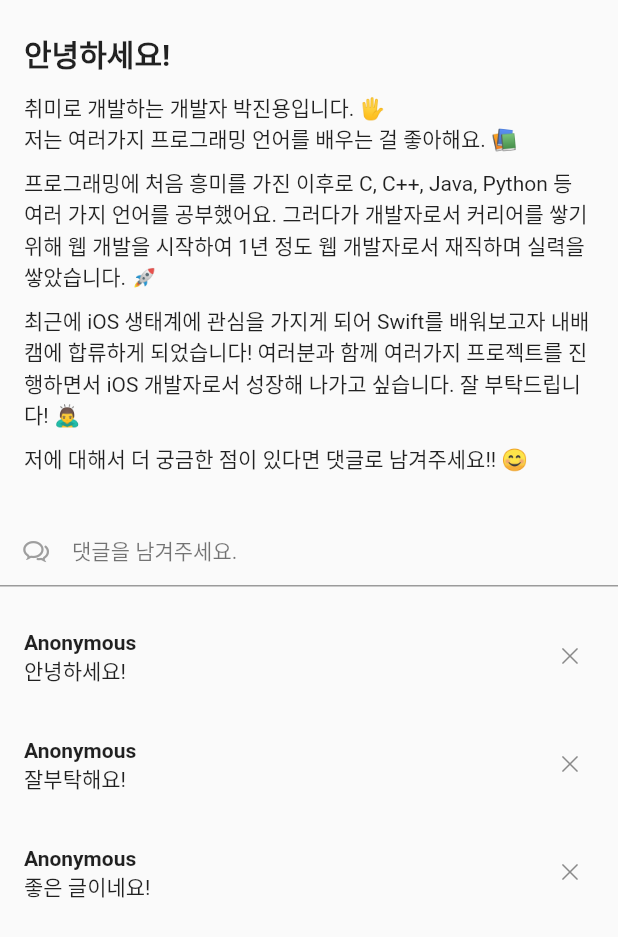
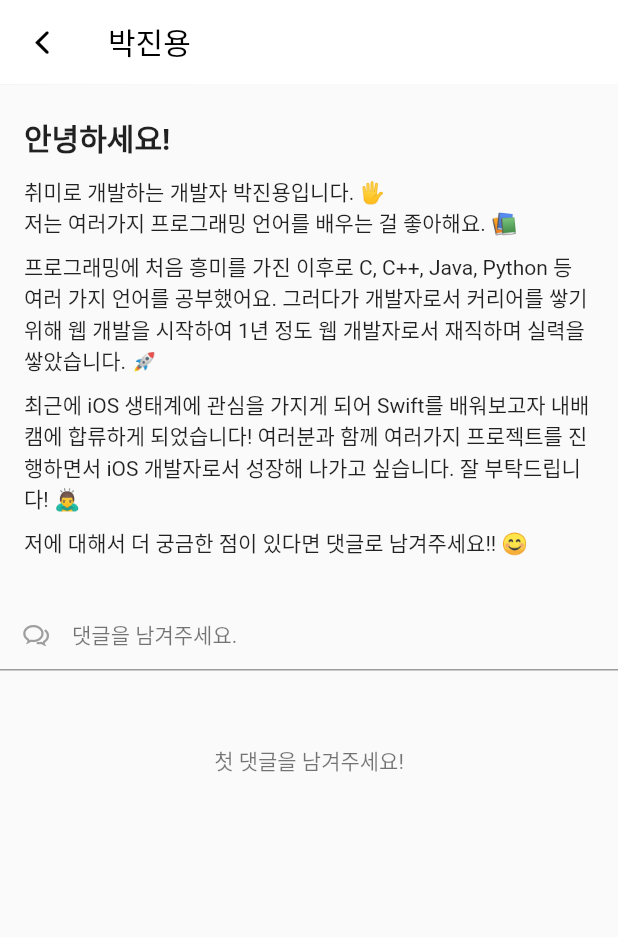
Before and after one commit to nbcamp/introduce-e1if, a Flutter app: the JinyongScreen screen opened directly, on a phone screen of 412 x 824 dp. Shown: the top 937 px of the screen. Run offline on Flutter 3.47's test engine with Material 2 defaults, Android fonts, the light colour scheme and no system bars; our stand-ins replace shared_preferences, webview_flutter; accounts and stored records are empty; network calls fail.

Commit message:
Main 페이지 작성 및 shared preferences 추가

```diff
--- a/lib/main.dart
+++ b/lib/main.dart
@@ -1,18 +1,118 @@
 import 'package:flutter/material.dart';
+import 'package:introduce_e1if/models/member.dart';
 import 'package:introduce_e1if/screens/jinyong.dart';
+import 'package:introduce_e1if/services/comment.dart';
+import 'package:introduce_e1if/widgets/header.dart';
+import 'package:introduce_e1if/widgets/member_tile.dart';
+import 'package:introduce_e1if/widgets/paragraph.dart';
+import 'package:provider/provider.dart';
+import 'package:shared_preferences/shared_preferences.dart';
 
-void main() {
-  runApp(const MainApp());
+void main() async {
+  WidgetsFlutterBinding.ensureInitialized();
+  SharedPreferences pref = await SharedPreferences.getInstance();
+
+  runApp(MultiProvider(
+    providers: [
+      ChangeNotifierProvider(
+        create: (_) => CommentService(
+          save: (payload) => pref.setString('comments', payload),
+          load: () => Future.value(pref.getString('comments')),
+        ),
+      ),
+    ],
+    child: MainApp(),
+  ));
 }
 
 class MainApp extends StatelessWidget {
-  const MainApp({super.key});
+  MainApp({super.key});
+
+  final List<Member> members = [
+    Member(
+      name: '박진용',
+      mbti: 'ISTP',
+      role: '팀장',
+      tmi: '운전면허 따는 중입니다',
+      blog: 'jinyongp.dev',
+      widget: const JinyongScreen(),
+      github: 'github.com/jinyongp',
+      profile:
+          'https://ca.slack-edge.com/T043597JK8V-U05DNT33RMG-149b84f4be03-512',
+    ),
+    Member(
+      name: '원성준',
+      mbti: 'ISFJ',
+      role: '팀원',
+      tmi: '고양이를 매우 좋아합니다',
+      blog: 'velog.io/@tjdwns575859',
+      github: 'github.com/dnjs012452',
+      profile:
+          'https://ca.slack-edge.com/T043597JK8V-U05D7U63WDA-a33633dd164f-512',
+    ),
+    Member(
+      name: '김상훈',
+      mbti: 'ENFJ',
+      role: '팀원',
+      tmi: '정크푸드를 좋아합니다',
+      blog: 'sanc93.github.io',
+      github: 'github.com/sanc93',
+      profile:
+          'https://ca.slack-edge.com/T043597JK8V-U05A2T9E5UP-2a1f31c8c5ff-512',
+    ),
+    Member(
+      name: '장가겸',
+      mbti: 'ISFP',
+      role: '팀원',
+      tmi: '귀여운 고양이 한 마리를 키웁니다',
+      blog: 'velog.io/@rkrua0418',
+      github: 'github.com/rkrua',
+      profile:
+          'https://ca.slack-edge.com/T043597JK8V-U059UCE8EEB-6804775942c0-512',
+    ),
+    Member(
+      name: '김귀아',
+      mbti: 'ISFJ',
+      role: '팀원',
+      tmi: '저는 집순이입니다.',
+      blog: '',
+      github: 'github.com/kiakim01',
+      profile:
+          'https://ca.slack-edge.com/T043597JK8V-U05D6G5MADS-4ec3ce18cdf8-512',
+    ),
+  ];
 
   @override
   Widget build(BuildContext context) {
-    return const MaterialApp(
+    return MaterialApp(
       debugShowCheckedModeBanner: false,
-      home: JinyongScreen(),
+      home: Scaffold(
+        body: SafeArea(
+          child: SingleChildScrollView(
+            physics: const BouncingScrollPhysics(),
+            child: Container(
+              padding: const EdgeInsets.symmetric(horizontal: 16),
+              child: Column(
+                crossAxisAlignment: CrossAxisAlignment.start,
+                children: [
+                  const Center(child: Header('팀 소개')),
+                  const Paragraph([
+                    '팀 소개입니다~~',
+                    '팀 소개입니다~~',
+                    '팀 소개입니다~~',
+                    '팀 소개입니다~~',
+                  ]),
+                  const SizedBox(height: 20),
+                  const Center(child: Header('팀원 소개')),
+                  ...members.map(
+                    (member) => MemberTile(member),
+                  )
+                ],
+              ),
+            ),
+          ),
+        ),
+      ),
     );
   }
 }
--- /dev/null
+++ b/lib/models/member.dart
@@ -0,0 +1,23 @@
+import 'package:flutter/material.dart';
+
+class Member {
+  final String name;
+  final String mbti;
+  final String tmi;
+  final String role;
+  final String blog;
+  final String github;
+  final String profile;
+  final Widget? widget;
+
+  Member({
+    required this.name,
+    required this.mbti,
+    required this.tmi,
+    required this.role,
+    required this.blog,
+    required this.github,
+    required this.profile,
+    this.widget,
+  });
+}
--- a/lib/screens/jinyong.dart
+++ b/lib/screens/jinyong.dart
@@ -1,8 +1,11 @@
+import 'package:flutter/cupertino.dart';
 import 'package:flutter/material.dart';
 import 'package:introduce_e1if/models/comment.dart';
+import 'package:introduce_e1if/services/comment.dart';
 import 'package:introduce_e1if/widgets/comments.dart';
 import 'package:introduce_e1if/widgets/header.dart';
 import 'package:introduce_e1if/widgets/paragraph.dart';
+import 'package:provider/provider.dart';
 
 class JinyongScreen extends StatefulWidget {
   const JinyongScreen({super.key});
@@ -20,7 +23,21 @@ class _JinyongScreenState extends State<JinyongScreen> {
 
   @override
   Widget build(BuildContext context) {
+    return Consumer<CommentService>(builder: (context, commentService, child) {
+      var UseState(:comments, :setState) = commentService.useState('박진용');
+
       return Scaffold(
+        appBar: AppBar(
+          leading: IconButton(
+            onPressed: () => Navigator.pop(context),
+            color: Colors.black,
+            icon: const Icon(CupertinoIcons.back),
+          ),
+          title: const Text('박진용'),
+          foregroundColor: Colors.black,
+          elevation: 0.1,
+          backgroundColor: Colors.white,
+        ),
         body: SafeArea(
           child: SingleChildScrollView(
             child: Column(
@@ -56,7 +73,7 @@ class _JinyongScreenState extends State<JinyongScreen> {
                       return;
                     }
                     setState(() {
-                    comments = [
+                      return [
                         Comment(
                           id: DateTime.now().toString(),
                           author: 'Anonymous',
@@ -68,8 +85,9 @@ class _JinyongScreenState extends State<JinyongScreen> {
                   },
                   onDelete: (id) {
                     setState(() {
-                    comments =
-                        comments.where((comment) => comment.id != id).toList();
+                      return comments
+                          .where((comment) => comment.id != id)
+                          .toList();
                     });
                   },
                 ),
@@ -78,5 +96,6 @@ class _JinyongScreenState extends State<JinyongScreen> {
           ),
         ),
       );
+    });
   }
 }
--- /dev/null
+++ b/lib/services/comment.dart
@@ -0,0 +1,68 @@
+import 'dart:convert';
+
+import 'package:flutter/material.dart';
+import 'package:introduce_e1if/models/comment.dart';
+
+class UseState {
+  final List<Comment> comments;
+  final void Function(List<Comment> Function()) setState;
+
+  UseState({
+    required this.comments,
+    required this.setState,
+  });
+}
+
+class CommentService extends ChangeNotifier {
+  final Map<String, List<Comment>> _comments = {};
+  final Future<void> Function(String payload)? save;
+  final Future<String?> Function()? load;
+
+  CommentService({
+    this.save,
+    this.load,
+  }) {
+    try {
+      _load().then((_) => notifyListeners());
+    } catch (error) {
+      // ignore
+    }
+  }
+
+  UseState useState(String name) {
+    return UseState(
+      comments: List.unmodifiable(_comments[name] ?? []),
+      setState: (newComments) {
+        _comments[name] = newComments();
+        notifyListeners();
+        _save();
+      },
+    );
+  }
+
+  Future<void> _save() {
+    if (save == null) return Future.value();
+
+    String payload = jsonEncode(
+      _comments.map(
+        (key, values) => MapEntry(
+          key,
+          values.map((comment) => comment.toJson()).toList(),
+        ),
+      ),
+    );
+    return save!(payload);
+  }
+
+  Future<void> _load() async {
+    if (load == null) return;
+
+    String? payload = await load!();
+    if (payload == null) return;
+
+    jsonDecode(payload).forEach((key, values) {
+      if (values is! List) return;
+      _comments[key] = values.map((value) => Comment.fromJson(value)).toList();
+    });
+  }
+}
--- a/lib/widgets/header.dart
+++ b/lib/widgets/header.dart
@@ -1,9 +1,10 @@
 import 'package:flutter/material.dart';
 
 class Header extends StatelessWidget {
-  const Header(this.content, {super.key});
+  const Header(this.content, {super.key, this.style});
 
   final String content;
+  final TextStyle? style;
 
   @override
   Widget build(BuildContext context) {
@@ -15,7 +16,7 @@ class Header extends StatelessWidget {
           fontSize: 20,
           height: 1.5,
           fontWeight: FontWeight.bold,
-        ),
+        ).merge(style),
       ),
     );
   }
--- a/lib/widgets/paragraph.dart
+++ b/lib/widgets/paragraph.dart
@@ -1,10 +1,16 @@
 import 'package:flutter/material.dart';
 
 class Paragraph extends StatelessWidget {
-  const Paragraph(this.content, {super.key, this.separator = '\n'});
+  const Paragraph(
+    this.content, {
+    super.key,
+    this.separator = '\n',
+    this.style,
+  });
 
   final List<String> content;
   final String separator;
+  final TextStyle? style;
 
   @override
   Widget build(BuildContext context) {
@@ -15,7 +21,7 @@ class Paragraph extends StatelessWidget {
         style: const TextStyle(
           height: 1.5,
           fontSize: 14,
-        ),
+        ).merge(style),
       ),
     );
   }
```
Also changed, not shown: lib/widgets/link.dart (+9 -2 lines), lib/widgets/member_tile.dart (added, +96 -0 lines). Lines whose indentation alone changed are shown as unchanged.
